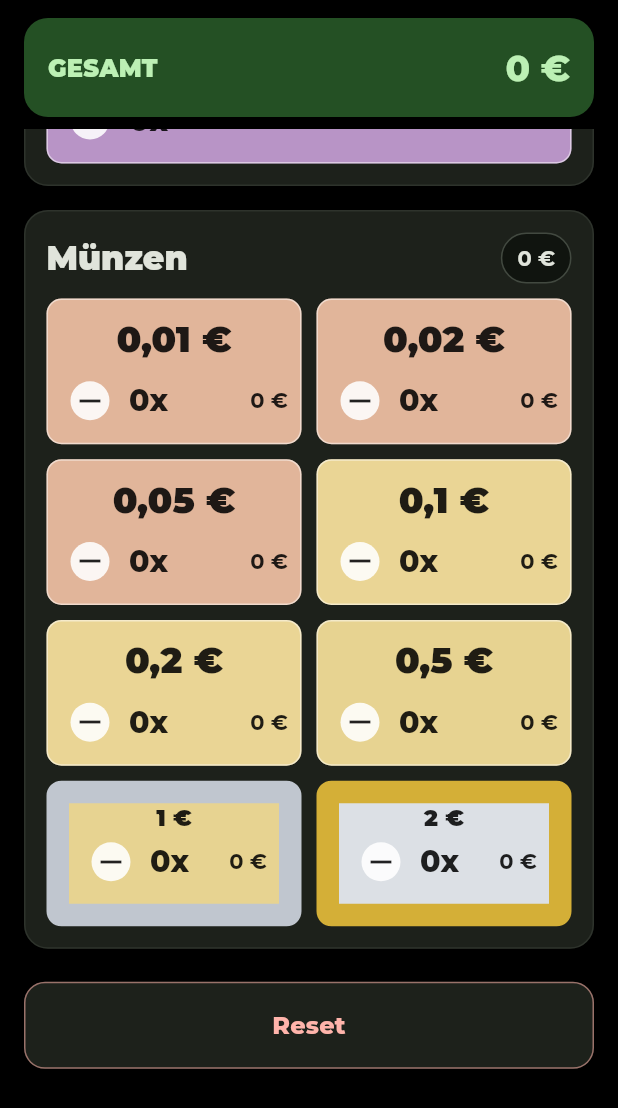
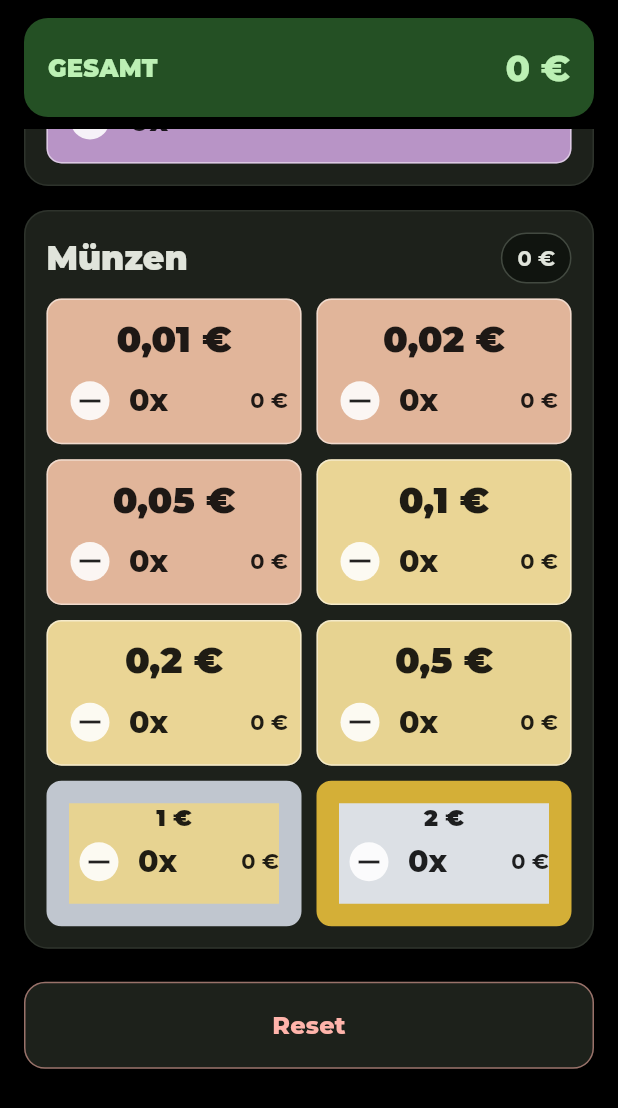
Before and after one commit to Fred-Bauer/kassenrechner, a Flutter app: the screen it shows after launch, scrolled down 978 dp, on a phone screen of 412 x 824 dp. Shown: the top 1108 px of the screen. Run offline on Flutter 3.47's test engine with Material 3 defaults, Android fonts, the phone set to English and light mode, and no system bars; our stand-ins replace confetti, google_fonts; missing offline and left inert: dart:html.

Commit message:
2€ und 1€ korrigiert

```diff
--- a/lib/screens/cash_counter_home_page.dart
+++ b/lib/screens/cash_counter_home_page.dart
@@ -27,7 +27,7 @@ class _CashCounterHomePageState extends State<CashCounterHomePage> {
   static const int easterEggTapCount = 5;
   static const int easterEggTapWindowMs = 250;
   static const int easterEggConfettiDurationMs = 400;
-  static const int easterEggInitialTextDurationMs = 5000;
+  static const int easterEggInitialTextDurationMs = 3000;
   static const int easterEggTextExtendMs = 1000;
   static const String easterEggMessage = '♥️ Hab dich lieb Fiene <3 ♥️';
 
--- a/lib/widgets/counter_row.dart
+++ b/lib/widgets/counter_row.dart
@@ -308,10 +308,12 @@ class _CounterRowState extends State<CounterRow> {
                   ),
                 ] else ...[
                   // Label is intentionally larger and centered for fast scanning.
+                  // Ring-border coins use BoxFit.contain to scale UP and visually
+                  // fill through the ring, matching a real coin face appearance.
                   Expanded(
                     child: Center(
                       child: FittedBox(
-                        fit: BoxFit.scaleDown,
+                        fit: hasRingBorder ? BoxFit.contain : BoxFit.scaleDown,
                         child: Text(
                           widget.title,
                           maxLines: 1,
@@ -337,10 +339,11 @@ class _CounterRowState extends State<CounterRow> {
                     ),
                   ],
                 ],
-                // Bottom row: restore horizontal + bottom padding for ring coins.
+                // Bottom row: ring coins use no horizontal padding so content
+                // reaches the ring border on both sides.
                 Padding(
                   padding: hasRingBorder
-                      ? const EdgeInsets.fromLTRB(8, 0, 8, 8)
+                      ? const EdgeInsets.only(bottom: 8)
                       : const EdgeInsets.only(top: 4),
                   child: Row(
                     children: [
```
